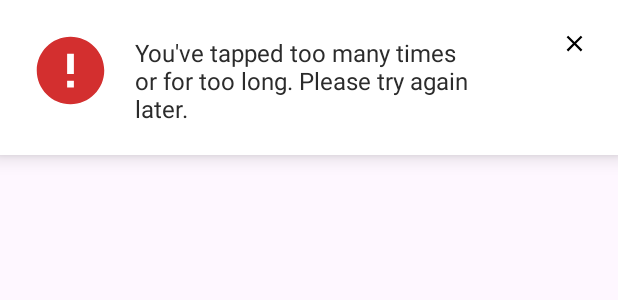
After one commit to UmairHafeez0/oldamazonflex, an Android app: the layout layout_tap_popup.xml on its own in the app's theme, with its tools: preview values and no code run, on a phone screen of 412 x 824 dp. The commit adds this screen. Shown: the top 300 px of the screen. Run offline under Robolectric (Android 15) with nearby library versions, the phone set to English and light mode, and no system bars.

Commit message:
Fragment

```diff
--- a/app/src/main/java/com/example/oldflex/DeliveryOfferFragment.kt
+++ b/app/src/main/java/com/example/oldflex/DeliveryOfferFragment.kt
@@ -5,6 +5,7 @@ import android.content.SharedPreferences
 import android.os.Bundle
 import android.os.Handler
 import android.os.Looper
+import android.util.Log
 import android.view.LayoutInflater
 import android.view.View
 import android.view.ViewGroup
@@ -77,6 +78,7 @@ class DeliveryOfferFragment : Fragment() {
             "Amazon's contribution is $price for delivering this block, this block is not eligible for in-app customer tips"
 
         view.findViewById<Button>(R.id.btnDecline).setOnClickListener {
+            Log.d("declineHere","clicked")
             requireActivity().onBackPressed()
         }
 
--- a/app/src/main/res/layout/fragment_first.xml
+++ b/app/src/main/res/layout/fragment_first.xml
@@ -170,7 +170,7 @@
                     android:id="@+id/update_button"
                     android:layout_width="match_parent"
                     android:layout_height="wrap_content"
-                    android:text="Refresh"
+                    android:text="Yenile"
                     android:textSize="16sp"
                     android:textColor="#212a2f"
                     android:background="@drawable/rounded_button"
--- /dev/null
+++ b/app/src/main/res/layout/layout_tap_popup.xml
@@ -0,0 +1,56 @@
+<?xml version="1.0" encoding="utf-8"?>
+<androidx.constraintlayout.widget.ConstraintLayout
+    xmlns:android="http://schemas.android.com/apk/res/android"
+    xmlns:app="http://schemas.android.com/apk/res-auto"
+    android:id="@+id/notificationPopup"
+    android:layout_width="match_parent"
+    android:layout_height="wrap_content"
+    android:background="@color/white"
+    android:padding="20dp"
+    android:elevation="8dp"
+    app:layout_constraintTop_toBottomOf="@id/toolbar">
+
+    <!-- Rest of your notification popup content remains the same -->
+    <ImageView
+        android:id="@+id/iconTick"
+        android:layout_width="54dp"
+        android:layout_height="54dp"
+        android:src="@drawable/ic_error_red"
+        app:layout_constraintBottom_toBottomOf="parent"
+        app:layout_constraintStart_toStartOf="parent"
+        app:layout_constraintTop_toTopOf="parent"
+        app:layout_constraintVertical_bias="0.0" />
+
+    <LinearLayout
+        android:layout_width="0dp"
+        android:layout_height="wrap_content"
+        android:orientation="vertical"
+        android:layout_marginStart="16dp"
+        android:layout_marginEnd="16dp"
+        app:layout_constraintStart_toEndOf="@id/iconTick"
+        app:layout_constraintTop_toTopOf="parent"
+        app:layout_constraintBottom_toBottomOf="parent"
+        app:layout_constraintEnd_toStartOf="@id/iconClose">
+
+
+        <TextView
+            android:id="@+id/messageText"
+            android:layout_width="match_parent"
+            android:layout_height="wrap_content"
+            android:text="You've tapped too many times or for too long. Please try again later."
+            android:textColor="#2B2B2B"
+            android:textSize="16sp"
+            android:layout_marginTop="4dp"
+            android:layout_marginRight="40dp"/>
+    </LinearLayout>
+
+    <ImageView
+        android:id="@+id/iconClose"
+        android:layout_width="18dp"
+        android:layout_height="18dp"
+        android:src="@drawable/ic_close"
+        app:layout_constraintEnd_toEndOf="parent"
+        app:layout_constraintTop_toTopOf="parent"
+        app:tint="@color/black" />
+
+</androidx.constraintlayout.widget.ConstraintLayout>
```
Also changed, not shown: app/src/main/java/com/example/oldflex/FirstFragment.kt (+85 -5 lines).
